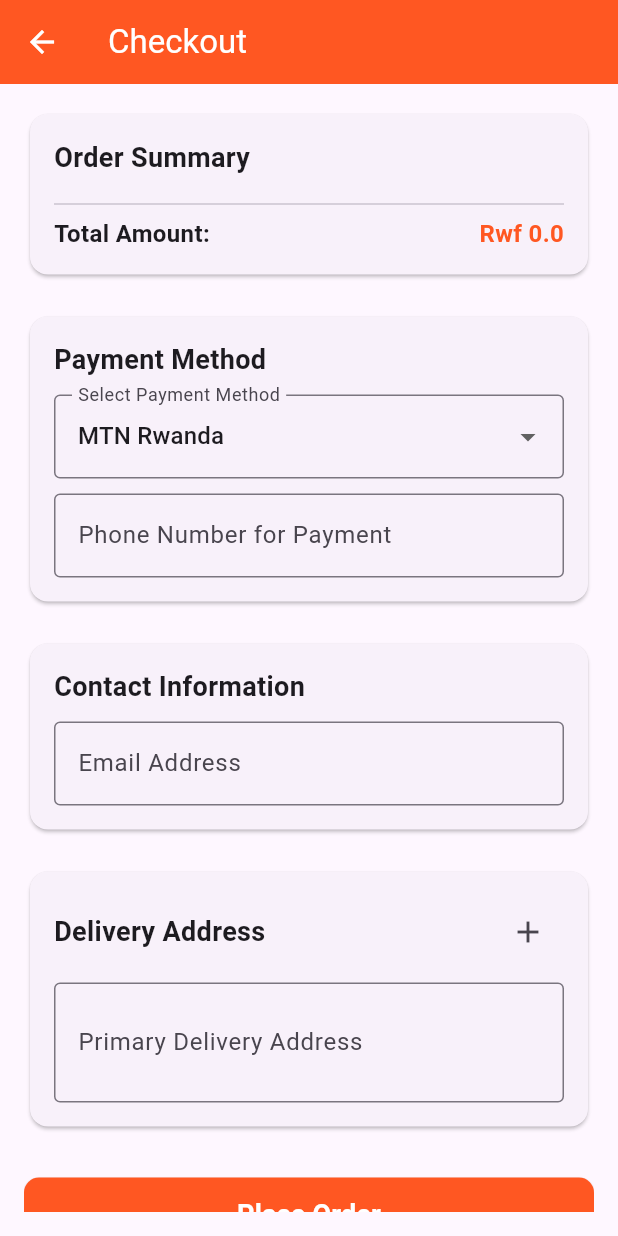
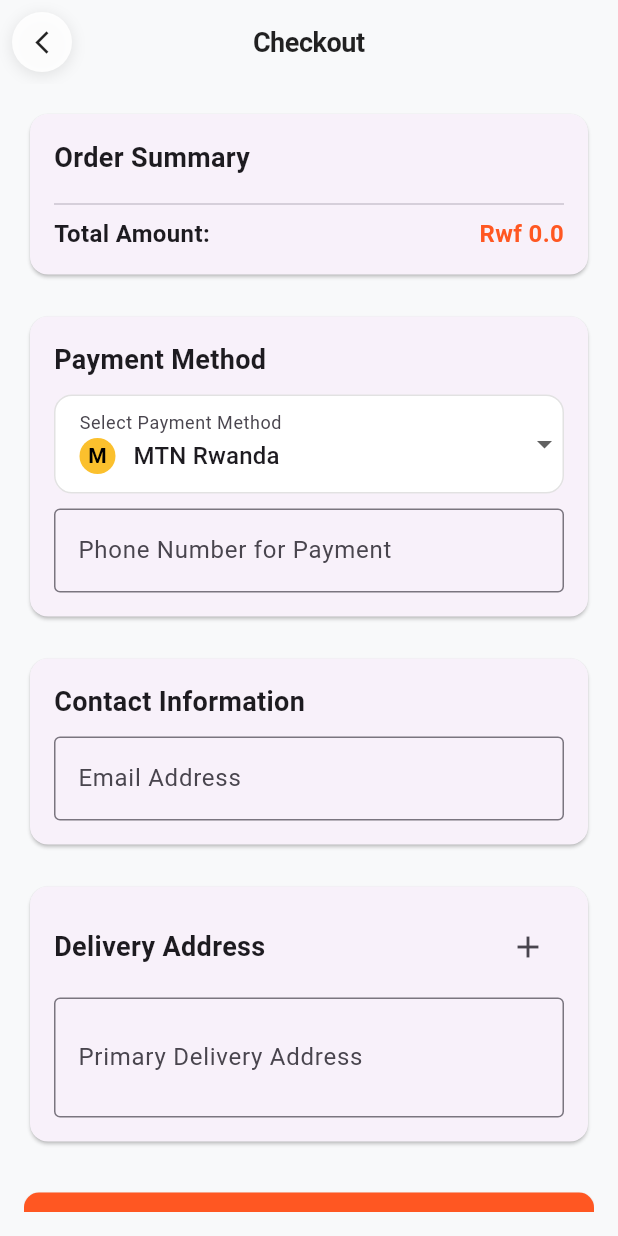
Before and after one commit to Aimecol/IKIRAHAAPP, a Flutter app: the CheckoutScreen screen opened directly with empty values, on a phone screen of 412 x 824 dp. Run offline on Flutter 3.47's test engine with Material 3 defaults, Android fonts, the phone set to English and light mode, and no system bars.

Commit message:
feat(checkout): improve UI and add payment method icons
- Update checkout screen background and app bar styling
- Add custom icons for payment methods in dropdown
- Improve layout and spacing throughout the checkout flow
- Refactor long lines for better code readability

```diff
--- a/lib/pages/public/checkout_screen.dart
+++ b/lib/pages/public/checkout_screen.dart
@@ -19,7 +19,8 @@ class _CheckoutScreenState extends State<CheckoutScreen> {
   final TextEditingController _phoneController = TextEditingController();
   final TextEditingController _addressController = TextEditingController();
   final TextEditingController _emailController = TextEditingController();
-  final TextEditingController _additionalPhoneController = TextEditingController();
+  final TextEditingController _additionalPhoneController =
+      TextEditingController();
 
   String _selectedPaymentMethod = 'MTN Rwanda';
   String _selectedAddressType = 'Home';
@@ -36,7 +37,10 @@ class _CheckoutScreenState extends State<CheckoutScreen> {
   }
 
   double get totalAmount {
-    return widget.cartItems.fold(0, (sum, item) => sum + (item['price'] * item['quantity']));
+    return widget.cartItems.fold(
+      0,
+      (sum, item) => sum + (item['price'] * item['quantity']),
+    );
   }
 
   void _placeOrder() {
@@ -47,7 +51,9 @@ class _CheckoutScreenState extends State<CheckoutScreen> {
         builder: (BuildContext context) {
           return AlertDialog(
             title: const Text('Order Confirmation'),
-            content: Text('Your order of Rwf $totalAmount has been placed successfully with $_selectedPaymentMethod.'),
+            content: Text(
+              'Your order of Rwf $totalAmount has been placed successfully with $_selectedPaymentMethod.',
+            ),
             actions: [
               TextButton(
                 onPressed: () {
@@ -88,10 +94,43 @@ class _CheckoutScreenState extends State<CheckoutScreen> {
   @override
   Widget build(BuildContext context) {
     return Scaffold(
+      backgroundColor: const Color(0xFFF8F9FA),
       appBar: AppBar(
-        title: const Text('Checkout'),
-        backgroundColor: Colors.deepOrange,
-        foregroundColor: Colors.white,
+        title: const Text(
+          'Checkout',
+          style: TextStyle(
+            fontWeight: FontWeight.w600,
+            fontSize: 18,
+            letterSpacing: -0.3,
+            color: Colors.black87,
+          ),
+        ),
+        backgroundColor: const Color(0xFFF8F9FA),
+        foregroundColor: Colors.black87,
+        elevation: 0,
+        centerTitle: true,
+        leading: Container(
+          margin: const EdgeInsets.all(8),
+          decoration: BoxDecoration(
+            color: Colors.white.withValues(alpha: 0.9),
+            shape: BoxShape.circle,
+            boxShadow: [
+              BoxShadow(
+                color: Colors.black.withValues(alpha: 0.1),
+                blurRadius: 8,
+                offset: const Offset(0, 2),
+              ),
+            ],
+          ),
+          child: IconButton(
+            icon: const Icon(
+              Icons.arrow_back_ios_new,
+              size: 18,
+              color: Colors.black87,
+            ),
+            onPressed: () => Navigator.pop(context),
+          ),
+        ),
       ),
       body: Padding(
         padding: const EdgeInsets.all(16.0),
@@ -114,7 +153,8 @@ class _CheckoutScreenState extends State<CheckoutScreen> {
                         ),
                       ),
                       const SizedBox(height: 10),
-                      ...widget.cartItems.map((item) => Padding(
+                      ...widget.cartItems.map(
+                        (item) => Padding(
                           padding: const EdgeInsets.symmetric(vertical: 4.0),
                           child: Row(
                             mainAxisAlignment: MainAxisAlignment.spaceBetween,
@@ -123,7 +163,8 @@ class _CheckoutScreenState extends State<CheckoutScreen> {
                               Text('Rwf ${item['price'] * item['quantity']}'),
                             ],
                           ),
-                      )),
+                        ),
+                      ),
                       const Divider(),
                       Row(
                         mainAxisAlignment: MainAxisAlignment.spaceBetween,
@@ -167,14 +208,73 @@ class _CheckoutScreenState extends State<CheckoutScreen> {
                         ),
                       ),
                       const SizedBox(height: 10),
-                      DropdownButtonFormField<String>(
+                      Container(
+                        decoration: BoxDecoration(
+                          color: Colors.white,
+                          borderRadius: BorderRadius.circular(12),
+                          border: Border.all(
+                            color: Colors.grey.withValues(alpha: 0.3),
+                            width: 1,
+                          ),
+                        ),
+                        child: DropdownButtonFormField<String>(
                           value: _selectedPaymentMethod,
-                        items: ['MTN Rwanda', 'Airtel Rwanda'].map((String value) {
-                          return DropdownMenuItem<String>(
-                            value: value,
-                            child: Text(value),
-                          );
-                        }).toList(),
+                          items: [
+                            DropdownMenuItem<String>(
+                              value: 'MTN Rwanda',
+                              child: Row(
+                                children: [
+                                  Container(
+                                    width: 24,
+                                    height: 24,
+                                    decoration: BoxDecoration(
+                                      color: Colors.yellow[700],
+                                      shape: BoxShape.circle,
+                                    ),
+                                    child: const Center(
+                                      child: Text(
+                                        'M',
+                                        style: TextStyle(
+                                          color: Colors.black,
+                                          fontWeight: FontWeight.bold,
+                                          fontSize: 14,
+                                        ),
+                                      ),
+                                    ),
+                                  ),
+                                  const SizedBox(width: 12),
+                                  const Text('MTN Rwanda'),
+                                ],
+                              ),
+                            ),
+                            DropdownMenuItem<String>(
+                              value: 'Airtel Rwanda',
+                              child: Row(
+                                children: [
+                                  Container(
+                                    width: 24,
+                                    height: 24,
+                                    decoration: const BoxDecoration(
+                                      color: Colors.red,
+                                      shape: BoxShape.circle,
+                                    ),
+                                    child: const Center(
+                                      child: Text(
+                                        'A',
+                                        style: TextStyle(
+                                          color: Colors.white,
+                                          fontWeight: FontWeight.bold,
+                                          fontSize: 14,
+                                        ),
+                                      ),
+                                    ),
+                                  ),
+                                  const SizedBox(width: 12),
+                                  const Text('Airtel Rwanda'),
+                                ],
+                              ),
+                            ),
+                          ],
                           onChanged: (newValue) {
                             setState(() {
                               _selectedPaymentMethod = newValue!;
@@ -182,7 +282,12 @@ class _CheckoutScreenState extends State<CheckoutScreen> {
                           },
                           decoration: const InputDecoration(
                             labelText: 'Select Payment Method',
-                          border: OutlineInputBorder(),
+                            border: InputBorder.none,
+                            contentPadding: EdgeInsets.symmetric(
+                              horizontal: 16,
+                              vertical: 12,
+                            ),
+                          ),
                         ),
                       ),
                       const SizedBox(height: 10),
@@ -278,9 +383,16 @@ class _CheckoutScreenState extends State<CheckoutScreen> {
 
                       // Additional Addresses
                       if (_additionalAddresses.isNotEmpty) ...[
-                        ..._additionalAddresses.map((address) => ListTile(
-                          title: Text('${address['type']}: ${address['address']}'),
-                          subtitle: Text(address['phone']!.isNotEmpty ? 'Phone: ${address['phone']}' : ''),
+                        ..._additionalAddresses.map(
+                          (address) => ListTile(
+                            title: Text(
+                              '${address['type']}: ${address['address']}',
+                            ),
+                            subtitle: Text(
+                              address['phone']!.isNotEmpty
+                                  ? 'Phone: ${address['phone']}'
+                                  : '',
+                            ),
                             trailing: IconButton(
                               icon: const Icon(Icons.delete),
                               onPressed: () {
@@ -289,7 +401,8 @@ class _CheckoutScreenState extends State<CheckoutScreen> {
                                 });
                               },
                             ),
-                        )),
+                          ),
+                        ),
                         const Divider(),
                       ],
 
@@ -326,7 +439,8 @@ class _CheckoutScreenState extends State<CheckoutScreen> {
                           controller: _additionalPhoneController,
                           keyboardType: TextInputType.phone,
                           decoration: const InputDecoration(
-                            labelText: 'Phone Number for this address (optional)',
+                            labelText:
+                                'Phone Number for this address (optional)',
                             border: OutlineInputBorder(),
                             prefixText: '+250 ',
                           ),
@@ -357,7 +471,8 @@ class _CheckoutScreenState extends State<CheckoutScreen> {
                         decoration: const InputDecoration(
                           labelText: 'Primary Delivery Address',
                           border: OutlineInputBorder(),
-                          hintText: 'Enter your complete address (street, cell, village, etc.)',
+                          hintText:
+                              'Enter your complete address (street, cell, village, etc.)',
                         ),
                         maxLines: 2,
                         validator: (value) {
```
Lines whose indentation alone changed are shown as unchanged.
